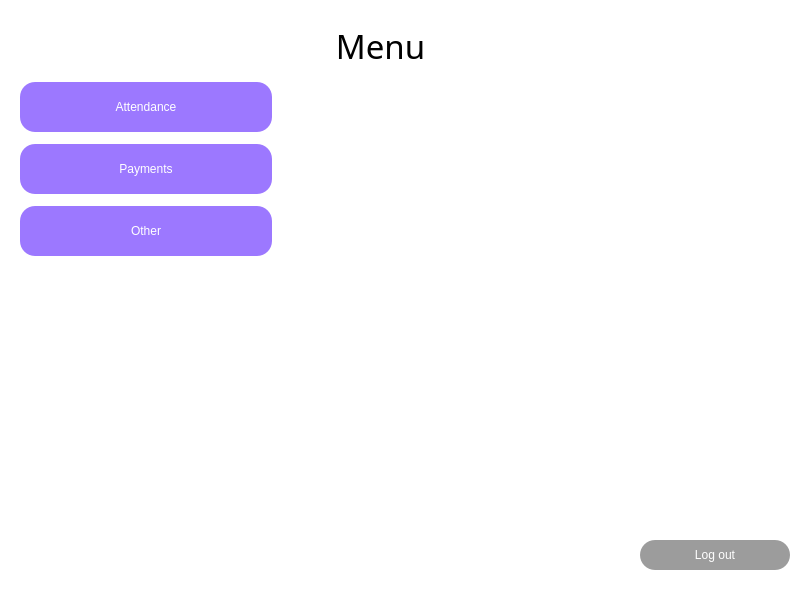
Old version of the form Designs/Menu.ui in the repository AlliumPro/statistics-innoprog.
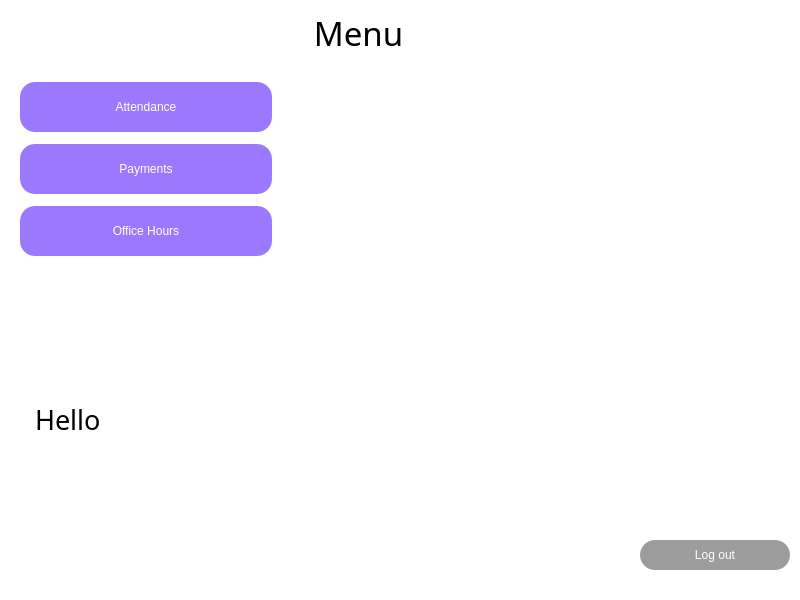
New version of the form. Icons and pictures are not drawn.

Commit message: Created self-filling the list of teachers in OfficeHours.

What changed in the file:
```diff
--- a/Designs/Menu.ui
+++ b/Designs/Menu.ui
@@ -10,6 +10,29 @@
     <height>600</height>
    </rect>
   </property>
+  <property name="sizePolicy">
+   <sizepolicy hsizetype="Fixed" vsizetype="Fixed">
+    <horstretch>0</horstretch>
+    <verstretch>0</verstretch>
+   </sizepolicy>
+  </property>
+  <property name="minimumSize">
+   <size>
+    <width>800</width>
+    <height>600</height>
+   </size>
+  </property>
+  <property name="maximumSize">
+   <size>
+    <width>800</width>
+    <height>600</height>
+   </size>
+  </property>
+  <property name="font">
+   <font>
+    <family>Arial Black</family>
+   </font>
+  </property>
   <property name="windowTitle">
    <string>Menu</string>
   </property>
@@ -20,10 +43,10 @@
    <widget class="QLabel" name="MenuLabel">
     <property name="geometry">
      <rect>
-      <x>260</x>
-      <y>20</y>
-      <width>241</width>
-      <height>51</height>
+      <x>310</x>
+      <y>10</y>
+      <width>97</width>
+      <height>46</height>
      </rect>
     </property>
     <property name="font">
@@ -179,7 +202,7 @@
 </string>
        </property>
        <property name="text">
-        <string>Other</string>
+        <string>Office Hours</string>
        </property>
       </widget>
      </item>
@@ -252,6 +275,28 @@
      <string>Log out</string>
     </property>
    </widget>
+   <widget class="QLabel" name="helloMessage">
+    <property name="geometry">
+     <rect>
+      <x>35</x>
+      <y>400</y>
+      <width>761</width>
+      <height>38</height>
+     </rect>
+    </property>
+    <property name="font">
+     <font>
+      <family>Arial Black</family>
+      <pointsize>20</pointsize>
+     </font>
+    </property>
+    <property name="styleSheet">
+     <string notr="true">background-color: transparent;</string>
+    </property>
+    <property name="text">
+     <string>Hello</string>
+    </property>
+   </widget>
   </widget>
   <widget class="QStatusBar" name="statusbar"/>
  </widget>
```
Left out of the diff: 3 changed lines with no effect on the pictures. The commit also changes 7 other files.
